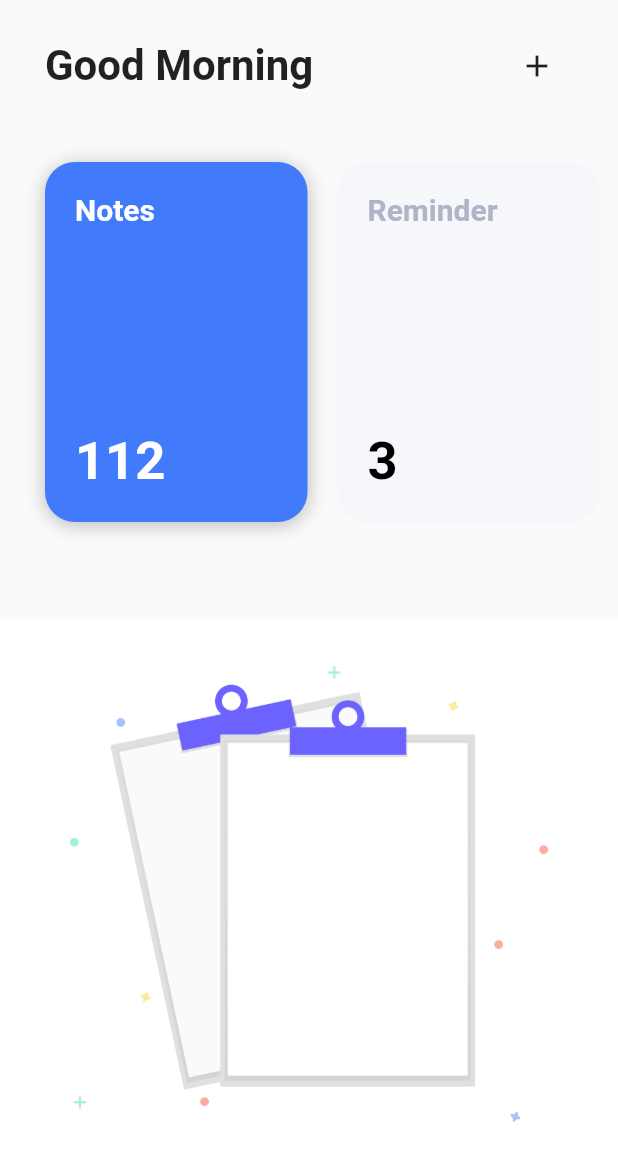
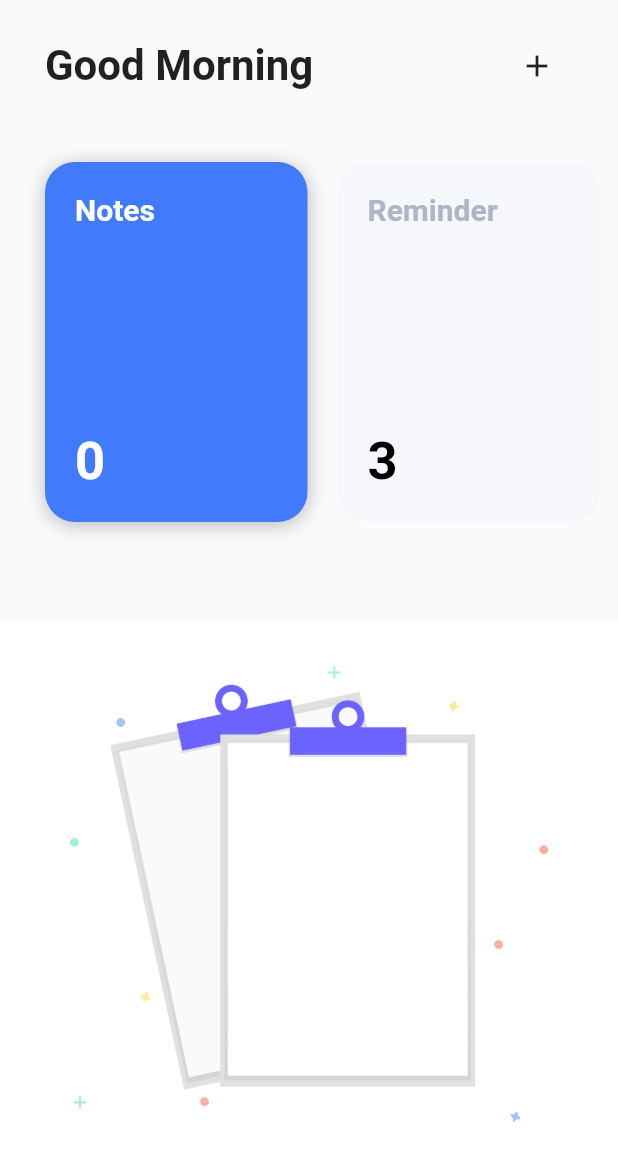
Before and after one commit to nicoaudy/YEW-, a Flutter app: the screen it shows after launch, on a phone screen of 412 x 824 dp. Shown: the top 1161 px of the screen. Run offline on Flutter 3.47's test engine with Material 2 defaults, Android fonts, the phone set to English and light mode, and no system bars; missing offline and left inert: quill_delta, zefyr.

Commit message:
get notes length

```diff
--- a/lib/screens/home.screen.dart
+++ b/lib/screens/home.screen.dart
@@ -1,4 +1,7 @@
 import 'package:flutter/material.dart';
+import 'package:provider/provider.dart';
+import 'package:yew/providers/note.provider.dart';
+import 'package:yew/screens/notes.screen.dart';
 
 import 'package:yew/utils/utils.dart';
 import 'package:yew/components/header.dart';
@@ -11,14 +14,14 @@ class HomeScreen extends StatefulWidget {
 }
 
 class _HomeScreenState extends State<HomeScreen> {
-  final Map<String, int> categories = {
-    'Notes': 112,
-    'Reminder': 3,
-    'Expenses': 0,
-  };
-
   @override
   Widget build(BuildContext context) {
+    final Map<String, int> categories = {
+      'Notes': Provider.of<NoteProvider>(context).allNotes.length,
+      'Reminder': 3,
+      'Expenses': 0,
+    };
+
     return Scaffold(
       body: SafeArea(
         child: Column(
```
